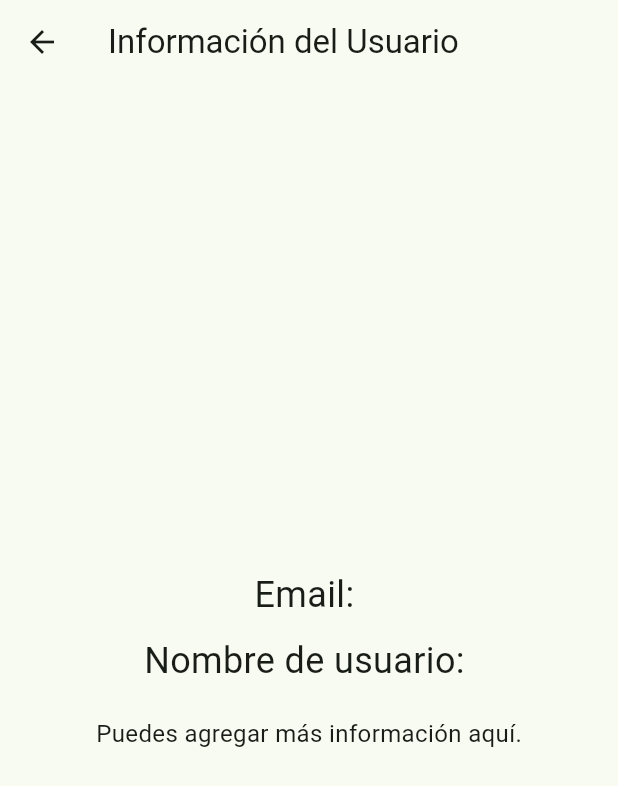
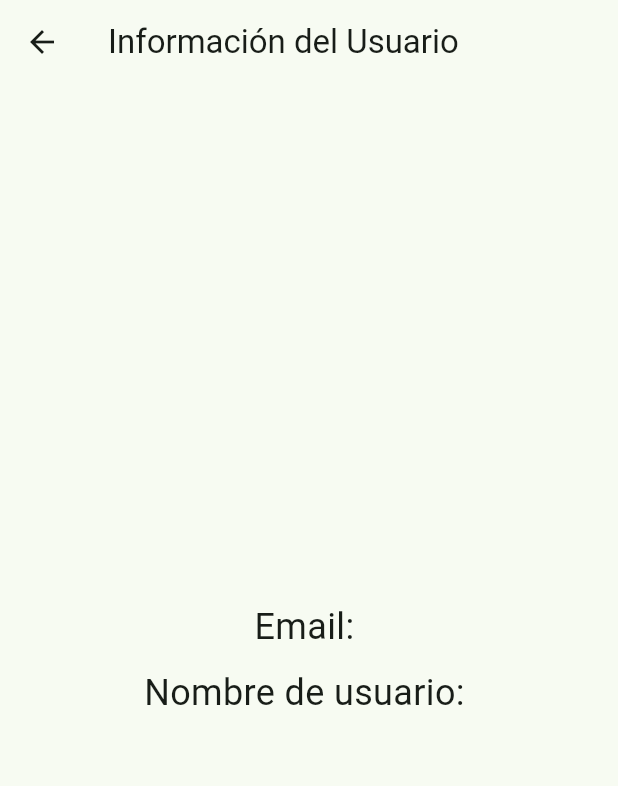
Before and after one commit to JadirMiramontes/frontpflutter, a Flutter app: the UserInfoScreen screen opened by its route, on a phone screen of 412 x 824 dp. Shown: the top 786 px of the screen. Run offline on Flutter 3.47's test engine with Material 3 defaults, Android fonts, the phone set to English and light mode, and no system bars; our stand-ins replace flutter_secure_storage, jwt_decoder; accounts and stored records are empty; network calls fail.

Commit message:
Cambios información de usuario

```diff
--- a/lib/screens/userinfo_screen.dart
+++ b/lib/screens/userinfo_screen.dart
@@ -31,7 +31,10 @@ class UserInfoScreen extends StatelessWidget {
           // Decodifica el token JWT para obtener email y NombreUsuario
           final decodedToken = JwtDecoder.decode(token);
           final email = decodedToken['email'] ?? 'Email no disponible';
-          final nombreUsuario = decodedToken['NombreUsuario'] ?? 'Nombre no disponible';
+          final nombreUsuarioToken = decodedToken['NombreUsuario'] ?? null;
+
+          // Si el token no tiene NombreUsuario, usamos el valor de AuthServices
+          final nombreUsuario = nombreUsuarioToken ?? authService.userName ?? 'Nombre no disponible';
 
           return Center(
             child: Column(
@@ -46,11 +49,6 @@ class UserInfoScreen extends StatelessWidget {
                   'Nombre de usuario: $nombreUsuario',
                   style: const TextStyle(fontSize: 24),
                 ),
-                const SizedBox(height: 20),
-                const Text(
-                  'Puedes agregar más información aquí.',
-                  style: TextStyle(fontSize: 16),
-                ),
               ],
             ),
           );
```
Also changed, not shown: lib/screens/registro_screen.dart (+7 -6 lines), lib/services/auth_services.dart (+9 -4 lines).
